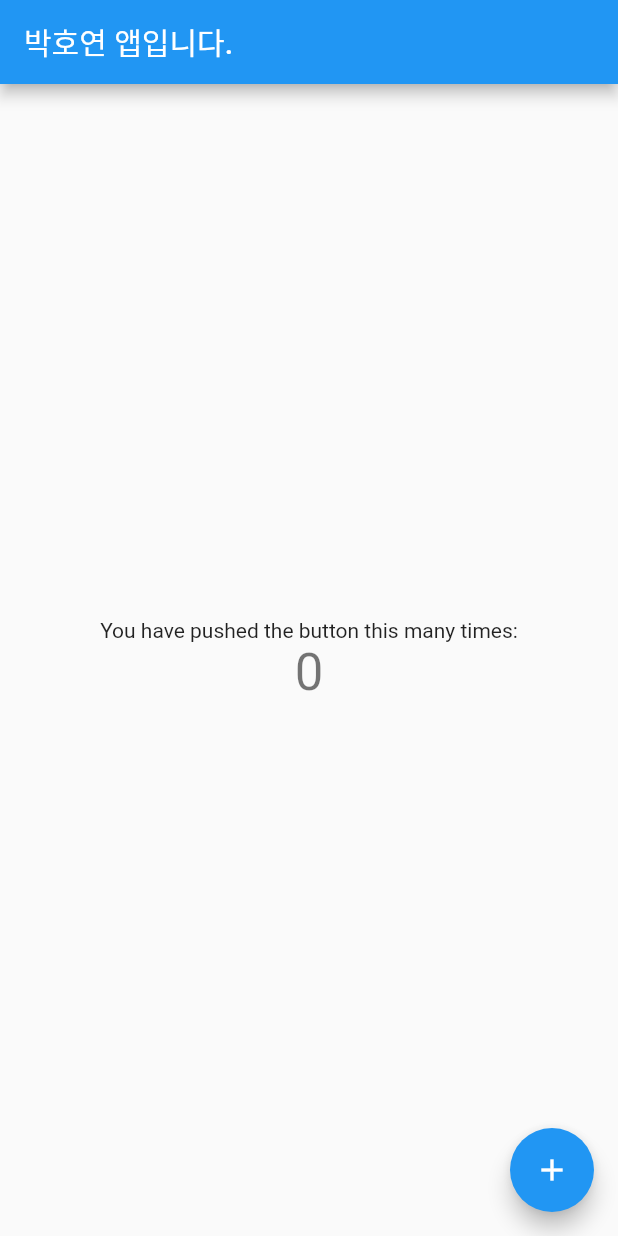
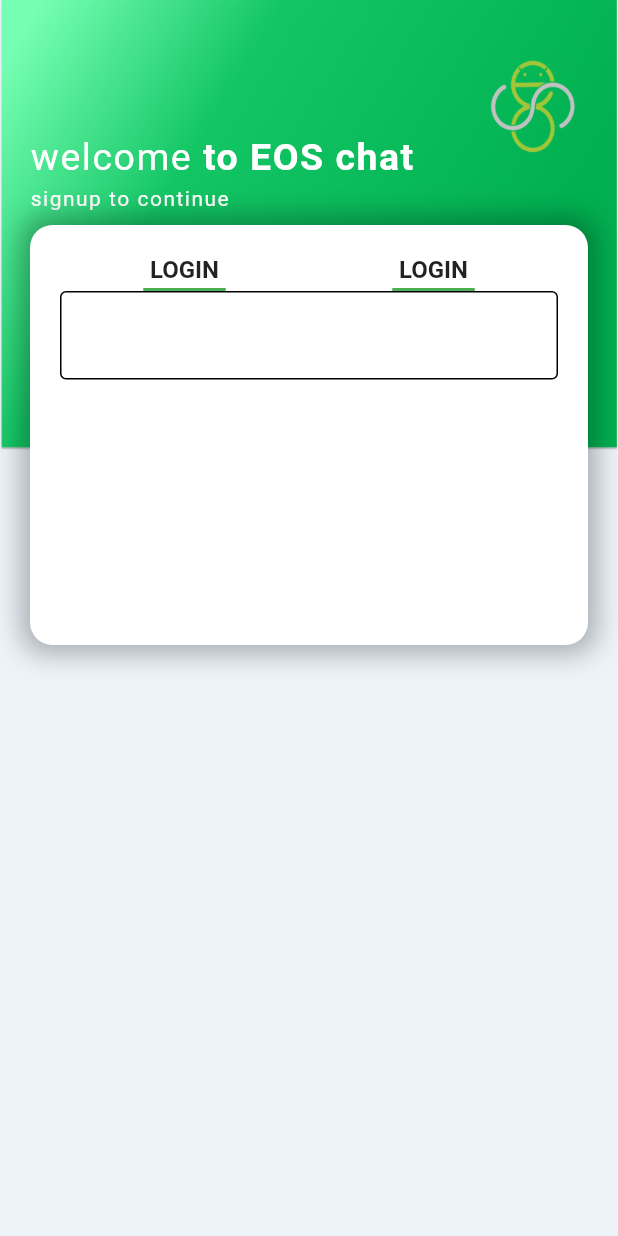
Before and after one commit to 2020075805/EOS_ADVANCE, a Flutter app: the screen it shows after launch, on a phone screen of 412 x 824 dp. Run offline on Flutter 3.47's test engine with Material 2 defaults, Android fonts, the phone set to English and light mode, and no system bars.

Commit message:
Initial commit

```diff
--- /dev/null
+++ b/lib/config/palette.dart
@@ -0,0 +1,11 @@
+import 'package:flutter/painting.dart';
+class Palette {
+  static const Color iconColor = Color(0xFFB6C7D1);
+  static const Color activeColor = Color(0xFF09126C);
+  static const Color textColor1 = Color(0XFFA7BCC7);
+  static const Color textColor2 = Color(0XFF9BB3C0);
+  static const Color facebookColor = Color(0xFF3B5999);
+  static const Color googleColor = Color(0xFF4285F4);
+  static const Color backgroundColor =
+  Color(0xFFECF3F9);
+}
--- a/lib/main.dart
+++ b/lib/main.dart
@@ -1,115 +1,23 @@
 import 'package:flutter/material.dart';
+import 'package:week2_assginment/screens/main_screen.dart';
+
+
+
 
 void main() {
   runApp(const MyApp());
 }
+class MyApp extends StatelessWidget {
+  const MyApp({Key? key}) : super(key: key);
 
-class MyApp extends StatelessWidget {
-  const MyApp({super.key});
-
-  // This widget is the root of your application.
   @override
   Widget build(BuildContext context) {
     return MaterialApp(
-      title: 'eos_chatting_apps',
-      theme: ThemeData(
-        // This is the theme of your application.
-        //
-        // Try running your application with "flutter run". You'll see the
-        // application has a blue toolbar. Then, without quitting the app, try
-        // changing the primarySwatch below to Colors.green and then invoke
-        // "hot reload" (press "r" in the console where you ran "flutter run",
-        // or simply save your changes to "hot reload" in a Flutter IDE).
-        // Notice that the counter didn't reset back to zero; the application
-        // is not restarted.
-        primarySwatch: Colors.blue,
-      ),
-      home: const MyHomePage(title: '박호연 앱입니다.'),
+        title: 'Chatting App',
+        theme: ThemeData(
+          primarySwatch: Colors.blue,
+        ),
+        home: LoginSignUpScreen()
     );
   }
 }
-
-class MyHomePage extends StatefulWidget {
-  const MyHomePage({super.key, required this.title});
-
-  // This widget is the home page of your application. It is stateful, meaning
-  // that it has a State object (defined below) that contains fields that affect
-  // how it looks.
-
-  // This class is the configuration for the state. It holds the values (in this
-  // case the title) provided by the parent (in this case the App widget) and
-  // used by the build method of the State. Fields in a Widget subclass are
-  // always marked "final".
-
-  final String title;
-
-  @override
-  State<MyHomePage> createState() => _MyHomePageState();
-}
-
-class _MyHomePageState extends State<MyHomePage> {
-  int _counter = 0;
-
-  void _incrementCounter() {
-    setState(() {
-      // This call to setState tells the Flutter framework that something has
-      // changed in this State, which causes it to rerun the build method below
-      // so that the display can reflect the updated values. If we changed
-      // _counter without calling setState(), then the build method would not be
-      // called again, and so nothing would appear to happen.
-      _counter++;
-    });
-  }
-
-  @override
-  Widget build(BuildContext context) {
-    // This method is rerun every time setState is called, for instance as done
-    // by the _incrementCounter method above.
-    //
-    // The Flutter framework has been optimized to make rerunning build methods
-    // fast, so that you can just rebuild anything that needs updating rather
-    // than having to individually change instances of widgets.
-    return Scaffold(
-      appBar: AppBar(
-        // Here we take the value from the MyHomePage object that was created by
-        // the App.build method, and use it to set our appbar title.
-        title: Text(widget.title),
-      ),
-      body: Center(
-        // Center is a layout widget. It takes a single child and positions it
-        // in the middle of the parent.
-        child: Column(
-          // Column is also a layout widget. It takes a list of children and
-          // arranges them vertically. By default, it sizes itself to fit its
-          // children horizontally, and tries to be as tall as its parent.
-          //
-          // Invoke "debug painting" (press "p" in the console, choose the
-          // "Toggle Debug Paint" action from the Flutter Inspector in Android
-          // Studio, or the "Toggle Debug Paint" command in Visual Studio Code)
-          // to see the wireframe for each widget.
-          //
-          // Column has various properties to control how it sizes itself and
-          // how it positions its children. Here we use mainAxisAlignment to
-          // center the children vertically; the main axis here is the vertical
-          // axis because Columns are vertical (the cross axis would be
-          // horizontal).
-          mainAxisAlignment: MainAxisAlignment.center,
-          children: <Widget>[
-            const Text(
-              'You have pushed the button this many times:',
-            ),
-            Text(
-              '$_counter',
-              style: Theme.of(context).textTheme.headlineMedium,
-            ),
-          ],
-        ),
-      ),
-      floatingActionButton: FloatingActionButton(
-        onPressed: _incrementCounter,
-        tooltip: 'Increment',
-        child: const Icon(Icons.add),
-      ), // This trailing comma makes auto-formatting nicer for build methods.
-    );
-  }
-}
--- /dev/null
+++ b/lib/screens/main_screen.dart
@@ -0,0 +1,147 @@
+import 'package:flutter/gestures.dart';
+import 'package:flutter/material.dart';
+import '../config/palette.dart';
+
+class LoginSignUpScreen extends StatefulWidget {
+  const LoginSignUpScreen({Key? key}) : super(key: key);
+
+  @override
+  State<LoginSignUpScreen> createState() => _LoginSignUpScreenState();
+}
+
+class _LoginSignUpScreenState extends State<LoginSignUpScreen>{
+// TODO : isSignupScreen 변수 선언
+  @override
+  Widget build(BuildContext context) {
+    return Scaffold (
+// TODO : background color로 palette의 backgroundColor 설정
+        backgroundColor: Palette.backgroundColor,
+        body: Stack(
+          children: [
+            Positioned(
+// TODO : top, left, right 모두 0으로 설정
+                top:0, left: 0, right: 0,
+                child: Container(
+// TODO : height 300으로 설정
+                  height: 300,
+                  decoration: BoxDecoration(
+                    image: DecorationImage(
+// TODO : background.png 넣기
+                        image: AssetImage('assets/background.png'),
+                        fit: BoxFit.fill
+                    ),
+                  ),
+
+
+                  child: Container(
+                    padding: EdgeInsets.only(top:90, left:20) ,
+                    child: Column(
+// TODO : 왼쪽 정렬,
+                      crossAxisAlignment: CrossAxisAlignment.start,
+                      children: [
+                        RichText(
+                            text: TextSpan(
+// TODO : letter spacing 1.0, font size 25, color white
+                                text:'welcome ',
+                                style: TextStyle(letterSpacing:  1.0, fontSize: 25, color: Colors.white),
+                                children: [
+                                  TextSpan(
+// TODO : letter spacing 1.0, font size 25, color white, bold
+                                    text:'to EOS chat',
+                                    style: TextStyle(letterSpacing:  1.0, fontSize: 25, color: Colors.white, fontWeight: FontWeight.bold  ),
+
+                                  )
+                                ]
+                            )
+                        ),
+
+
+                        SizedBox(
+// TODO : height 5.0으로 글 사이 간격 주기
+                          height: 5.0,
+                        ),
+                        Text('signup to continue',
+                          style: TextStyle(letterSpacing: 1.0, color: Colors.white,),
+// TODO : spacing 1.0, color white
+                        )],),),)),
+
+
+
+            Positioned(
+                top: 150,
+// TODO : top 150
+                child: Container(
+                  height: 280.0,
+                  padding: EdgeInsets.all(20),
+                  width: MediaQuery.of(context).size.width -40,
+                  margin: EdgeInsets.only(left: 20, right: 20),
+// TODO : height 280.0, padding 모두 20, width 핸드폰 가로 길이 – 40
+// TODO : margin 가로로 양쪽 20
+                  decoration: BoxDecoration(
+                      color: Colors.white,
+                      borderRadius: BorderRadius.all(Radius.circular(15)),
+
+// TODO : color white, border radius 15
+                      boxShadow: [
+                        BoxShadow(
+                          color: Colors.black.withOpacity(0.3),
+                          blurRadius: 15, spreadRadius: 5,
+// TODO : color black, 투명도 0.3, blur radius 15, spread radius 5
+                        )
+                      ]
+                  ),
+
+
+
+                  child: Column(
+                      children: [
+                        Row(
+                          mainAxisAlignment: MainAxisAlignment.spaceAround,
+// TODO : mainAxisAlignment.spaceAround
+                          children: [
+                            GestureDetector(
+                              child: Column(
+                                children: [
+                                  Text('LOGIN', style: TextStyle(fontSize: 16, fontWeight: FontWeight.bold),
+// TODO : font size 16, bold
+// TODO : isSignupScreen이 false면 palette의 activeColor, true면 palette의 textColor1
+                                  ),
+// TODO : isSigunupScreen이 false일 때만 밑줄이 생기도록
+                                  Container(
+                                    margin: EdgeInsets.only(top: 3),
+                                    height: 2, width: 55, color: Colors.green,
+// TODO : margin top만 3, height 2, width 55, color green
+                                  )],),),
+
+
+                            GestureDetector(
+                                child: Column(
+                                  children: [
+                                    Text('LOGIN', style: TextStyle(fontSize: 16, fontWeight: FontWeight.bold),
+// TODO : font size 16, bold
+// TODO : isSignupScreen이 true면 palette의 activeColor, false면 palette의 textColor1
+                                    ),
+// TODO : isSigunupScreen이 true일 때만 밑줄이 생기도록
+                                    Container(
+                                      margin: EdgeInsets.only(top: 3),
+                                      height: 2, width: 55, color: Colors.green,
+
+// TODO : margin top만 3, height 2, width 55, color green
+                                    )],))],),
+
+
+                        Container(
+                            child: Form(
+                              child: Column(
+                                  children: [
+                                    TextFormField(
+                                      decoration: InputDecoration(
+// TODO : prefix icon 원하는 icon 입력, color는 palette의 iconColor
+                                        enabledBorder: OutlineInputBorder(
+// TODO : borderside 색은 palette의 textColot1
+// TODO : border radius는 모두 35
+                                        ),
+                                        focusedBorder: OutlineInputBorder(
+// TODO : borderside 색은 palette의 textColot1
+// TODO : border radius는 모두 35
+                                        ),),)]),))]),))],));}}
--- a/pubspec.yaml
+++ b/pubspec.yaml
@@ -1,4 +1,4 @@
-name: eos_chatting
+name: week2_assginment
 description: A new Flutter project.
 # The following line prevents the package from being accidentally published to
 # pub.dev using `flutter pub publish`. This is preferred for private packages.
@@ -59,8 +59,8 @@ flutter:
   uses-material-design: true
 
   # To add assets to your application, add an assets section, like this:
-  # assets:
-  #   - images/a_dot_burr.jpeg
+  assets:
+     - assets/background.png
   #   - images/a_dot_ham.jpeg
 
   # An image asset can refer to one or more resolution-specific "variants", see
```
Also changed, not shown: assets/background.png (added), assignment/screen.png (added), 85 other files.
